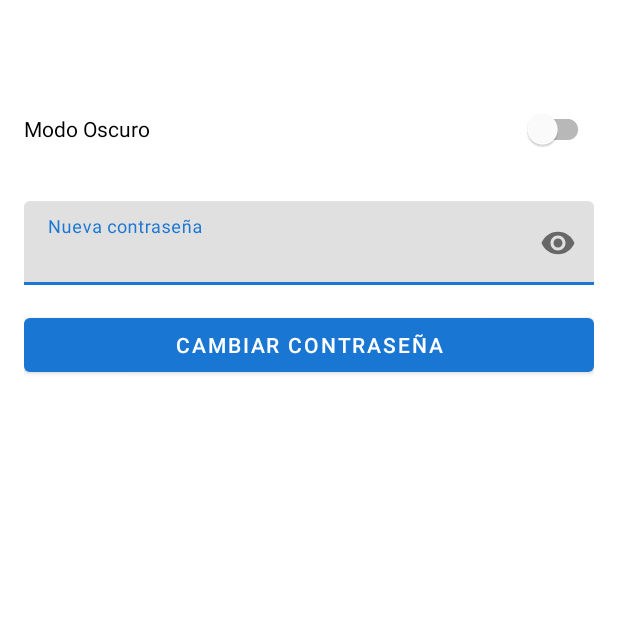
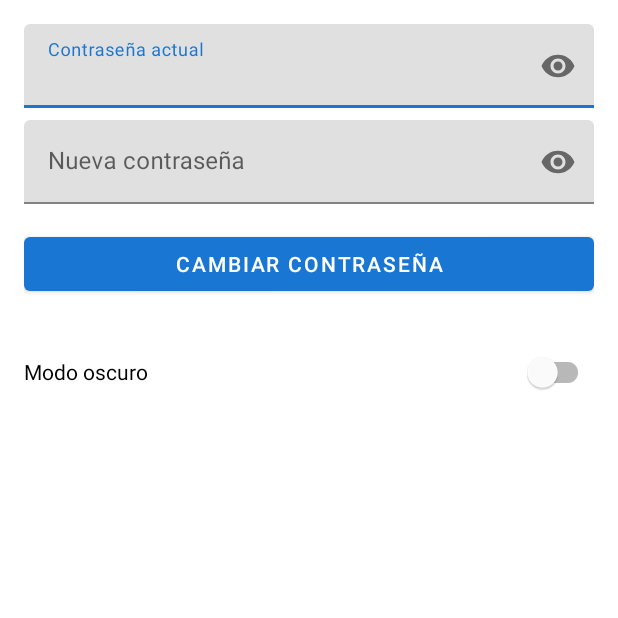
Before and after one commit to christiam007/DU, an Android app: the fragment ProfileFragment placed in its activity, after a tap on "CAMBIAR CONTRASEÑA", on a phone screen of 412 x 824 dp, the top half of it. Run offline under Robolectric (Android 15) with nearby library versions, the phone set to English and light mode, and no system bars; our stand-ins replace Firebase (no records; nobody signed in at launch, a user with empty details on screens opened directly), data binding.

Commit message:
4# Implementación de la Pantalla de Perfil (ProfileFragment)

```diff
--- a/Proyecto segundo trimestre/Proyecto segundo trimestre/app/src/main/java/com/example/proyecto_firebase/views/ProfileFragment.java
+++ b/Proyecto segundo trimestre/Proyecto segundo trimestre/app/src/main/java/com/example/proyecto_firebase/views/ProfileFragment.java
@@ -1,5 +1,7 @@
 package com.example.proyecto_firebase.views;
 
+import android.content.Context;
+import android.content.SharedPreferences;
 import android.os.Bundle;
 import android.view.LayoutInflater;
 import android.view.View;
@@ -7,9 +9,11 @@ import android.view.ViewGroup;
 import android.widget.Toast;
 import androidx.annotation.NonNull;
 import androidx.annotation.Nullable;
+import androidx.appcompat.app.AppCompatDelegate;
 import androidx.fragment.app.Fragment;
 import com.example.proyecto_firebase.databinding.FragmentProfileBinding;
-import com.example.proyecto_firebase.utils.ThemeHelper;
+import com.google.firebase.auth.AuthCredential;
+import com.google.firebase.auth.EmailAuthProvider;
 import com.google.firebase.auth.FirebaseAuth;
 import com.google.firebase.auth.FirebaseUser;
 
@@ -31,54 +35,84 @@ public class ProfileFragment extends Fragment {
     public void onViewCreated(@NonNull View view, @Nullable Bundle savedInstanceState) {
         super.onViewCreated(view, savedInstanceState);
 
-        // Configurar estado inicial del switch de tema
-        binding.switchTheme.setChecked(ThemeHelper.isDarkMode(requireContext()));
-
-        // Mostrar email del usuario
-        FirebaseUser user = FirebaseAuth.getInstance().getCurrentUser();
-        if (user != null) {
-            binding.tvUserEmail.setText(user.getEmail());
-        }
+        // Configurar estado inicial del switch
+        setupInitialState();
 
         // Configurar listeners
         setupListeners();
     }
 
-    private void setupListeners() {
-        // Switch de tema
-        binding.switchTheme.setOnCheckedChangeListener((buttonView, isChecked) -> {
-            ThemeHelper.setDarkMode(requireContext(), isChecked);
-            requireActivity().recreate();
-        });
-
-        // Botón de cambiar contraseña
-        binding.btnChangePassword.setOnClickListener(v -> {
-            String newPassword = binding.etNewPassword.getText().toString();
-            if (!newPassword.isEmpty() && newPassword.length() >= 6) {
-                changePassword(newPassword);
-            } else {
-                Toast.makeText(requireContext(),
-                        "La contraseña debe tener al menos 6 caracteres",
-                        Toast.LENGTH_SHORT).show();
-            }
-        });
+    private void setupInitialState() {
+        SharedPreferences prefs = requireActivity()
+                .getSharedPreferences("AppConfig", Context.MODE_PRIVATE);
+        boolean isDarkMode = prefs.getBoolean("darkMode", false);
+        binding.darkModeSwitch.setChecked(isDarkMode);
     }
 
-    private void changePassword(String newPassword) {
+    private void setupListeners() {
+        // Listener para cambio de contraseña
+        binding.changePasswordButton.setOnClickListener(v -> changePassword());
+
+        // Listener para modo oscuro
+        binding.darkModeSwitch.setOnCheckedChangeListener((buttonView, isChecked) ->
+                toggleDarkMode(isChecked));
+    }
+
+    private void changePassword() {
+        String currentPass = binding.currentPasswordEditText.getText().toString();
+        String newPass = binding.newPasswordEditText.getText().toString();
+
+        if (currentPass.isEmpty() || newPass.isEmpty()) {
+            Toast.makeText(requireContext(),
+                    "Por favor completa todos los campos", Toast.LENGTH_SHORT).show();
+            return;
+        }
+
         FirebaseUser user = FirebaseAuth.getInstance().getCurrentUser();
-        if (user != null) {
-            user.updatePassword(newPassword)
-                    .addOnSuccessListener(aVoid -> {
-                        Toast.makeText(requireContext(),
-                                "Contraseña actualizada",
-                                Toast.LENGTH_SHORT).show();
-                        binding.etNewPassword.setText("");
-                    })
-                    .addOnFailureListener(e ->
+        if (user != null && user.getEmail() != null) {
+            // Reautenticar usuario
+            AuthCredential credential = EmailAuthProvider
+                    .getCredential(user.getEmail(), currentPass);
+
+            user.reauthenticate(credential).addOnCompleteListener(task -> {
+                if (task.isSuccessful()) {
+                    // Actualizar contraseña
+                    user.updatePassword(newPass).addOnCompleteListener(updateTask -> {
+                        if (updateTask.isSuccessful()) {
                             Toast.makeText(requireContext(),
-                                    "Error al actualizar contraseña",
-                                    Toast.LENGTH_SHORT).show());
+                                    "Contraseña cambiada con éxito", Toast.LENGTH_SHORT).show();
+                            clearPasswordFields();
+                        } else {
+                            Toast.makeText(requireContext(),
+                                    "Error al cambiar la contraseña", Toast.LENGTH_SHORT).show();
+                        }
+                    });
+                } else {
+                    Toast.makeText(requireContext(),
+                            "La contraseña actual no es correcta", Toast.LENGTH_SHORT).show();
+                }
+            });
         }
+    }
+
+    private void toggleDarkMode(boolean enableDarkMode) {
+        // Guardar preferencia
+        SharedPreferences prefs = requireActivity()
+                .getSharedPreferences("AppConfig", Context.MODE_PRIVATE);
+        prefs.edit().putBoolean("darkMode", enableDarkMode).apply();
+
+        // Aplicar tema
+        AppCompatDelegate.setDefaultNightMode(
+                enableDarkMode ? AppCompatDelegate.MODE_NIGHT_YES : AppCompatDelegate.MODE_NIGHT_NO
+        );
+
+        // Recrear activity para aplicar cambios
+        requireActivity().recreate();
+    }
+
+    private void clearPasswordFields() {
+        binding.currentPasswordEditText.setText("");
+        binding.newPasswordEditText.setText("");
     }
 
     @Override
--- a/Proyecto segundo trimestre/Proyecto segundo trimestre/app/src/main/java/com/example/proyecto_firebase/views/RegisterActivity.java
+++ b/Proyecto segundo trimestre/Proyecto segundo trimestre/app/src/main/java/com/example/proyecto_firebase/views/RegisterActivity.java
@@ -75,7 +75,7 @@ public class RegisterActivity extends AppCompatActivity {
         viewModel.obtenerResultadoRegistro().observe(this, resultado -> {
             if ("SUCCESS".equals(resultado)) {
                 Toast.makeText(this, "Usuario Creado con Éxito", Toast.LENGTH_SHORT).show();
-                startActivity(new Intent(RegisterActivity.this, DashboardActivity.class));
+                startActivity(new Intent(RegisterActivity.this, MainActivity.class));
                 finish();
             } else {
                 Toast.makeText(this, resultado, Toast.LENGTH_SHORT).show();
--- a/Proyecto segundo trimestre/Proyecto segundo trimestre/app/src/main/res/layout/fragment_profile.xml
+++ b/Proyecto segundo trimestre/Proyecto segundo trimestre/app/src/main/res/layout/fragment_profile.xml
@@ -1,6 +1,9 @@
 <?xml version="1.0" encoding="utf-8"?>
 <layout xmlns:android="http://schemas.android.com/apk/res/android"
     xmlns:app="http://schemas.android.com/apk/res-auto">
+    <data>
+        <!-- Variables para Data Binding si son necesarias -->
+    </data>
 
     <LinearLayout
         android:layout_width="match_parent"
@@ -9,23 +12,22 @@
         android:padding="16dp"
         android:background="?android:colorBackground">
 
-        <!-- Email del usuario -->
-        <TextView
-            android:id="@+id/tvUserEmail"
-            android:layout_width="wrap_content"
-            android:layout_height="wrap_content"
-            android:textSize="16sp"
-            android:layout_marginBottom="24dp"/>
-
-        <!-- Switch de tema -->
-        <com.google.android.material.switchmaterial.SwitchMaterial
-            android:id="@+id/switchTheme"
+        <!-- EditText para contraseña actual -->
+        <com.google.android.material.textfield.TextInputLayout
             android:layout_width="match_parent"
             android:layout_height="wrap_content"
-            android:text="Modo Oscuro"
-            android:layout_marginBottom="24dp"/>
+            android:layout_marginBottom="8dp"
+            app:endIconMode="password_toggle">
 
-        <!-- Cambio de contraseña simple -->
+            <com.google.android.material.textfield.TextInputEditText
+                android:id="@+id/currentPasswordEditText"
+                android:layout_width="match_parent"
+                android:layout_height="wrap_content"
+                android:hint="Contraseña actual"
+                android:inputType="textPassword"/>
+        </com.google.android.material.textfield.TextInputLayout>
+
+        <!-- EditText para nueva contraseña -->
         <com.google.android.material.textfield.TextInputLayout
             android:layout_width="match_parent"
             android:layout_height="wrap_content"
@@ -33,18 +35,27 @@
             app:endIconMode="password_toggle">
 
             <com.google.android.material.textfield.TextInputEditText
-                android:id="@+id/etNewPassword"
+                android:id="@+id/newPasswordEditText"
                 android:layout_width="match_parent"
                 android:layout_height="wrap_content"
                 android:hint="Nueva contraseña"
                 android:inputType="textPassword"/>
         </com.google.android.material.textfield.TextInputLayout>
 
+        <!-- Botón de cambiar contraseña -->
         <Button
-            android:id="@+id/btnChangePassword"
+            android:id="@+id/changePasswordButton"
             android:layout_width="match_parent"
             android:layout_height="wrap_content"
-            android:text="Cambiar Contraseña"/>
+            android:text="Cambiar contraseña"
+            android:layout_marginBottom="24dp"/>
+
+        <!-- Switch para modo oscuro -->
+        <com.google.android.material.switchmaterial.SwitchMaterial
+            android:id="@+id/darkModeSwitch"
+            android:layout_width="match_parent"
+            android:layout_height="wrap_content"
+            android:text="Modo oscuro"/>
 
     </LinearLayout>
 </layout>
```
